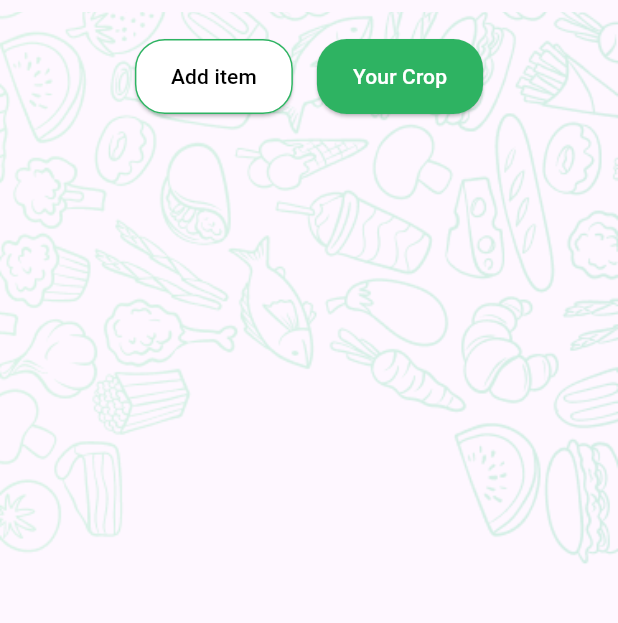
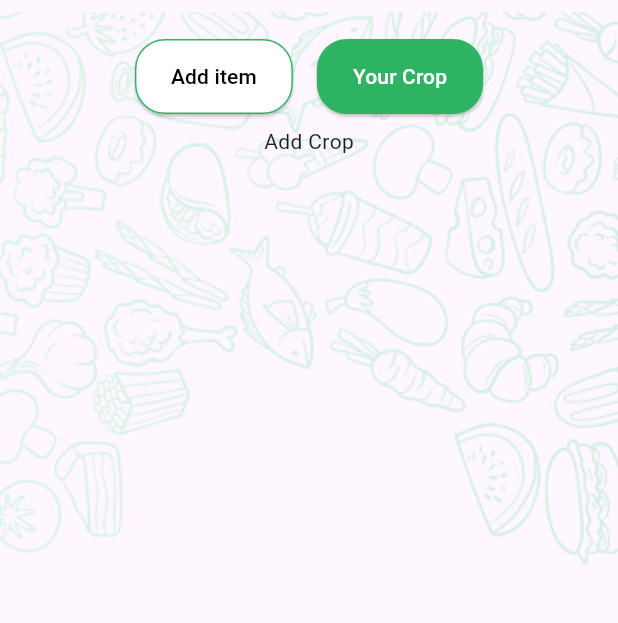
Before and after one commit to Manoj0012/Agromart-Mobile-Application, a Flutter app: the Additempage screen opened directly, on a phone screen of 412 x 824 dp, the part 72-695 px from its top. Run offline on Flutter 3.47's test engine with Material 3 defaults, Android fonts, the phone set to English and light mode, and no system bars; our stand-ins replace another_flushbar, curved_navigation_bar, dio, flutter_bloc, flutter_secure_storage, geocoding and 4 more; accounts and stored records are empty; network calls fail.

Commit message:
Dashboard page

```diff
--- /dev/null
+++ b/Agromart/client/lib/Presentation/AddCropPage.dart
@@ -0,0 +1,10 @@
+import 'package:flutter/widgets.dart';
+
+class Addcroppage extends StatelessWidget {
+  const Addcroppage({super.key});
+
+  @override
+  Widget build(BuildContext context) {
+    return const Text("Add Crop");
+  }
+}
--- a/Agromart/client/lib/Presentation/pages/Additempage.dart
+++ b/Agromart/client/lib/Presentation/pages/Additempage.dart
@@ -1,7 +1,10 @@
+import 'package:client/Presentation/AddCropPage.dart';
 import 'package:client/Presentation/Utiltis/Backgroundimage.dart';
+import 'package:client/Presentation/YourcropPage.dart';
 import 'package:client/Presentation/widgets/CategoryCard.dart';
 import 'package:client/Presentation/widgets/HomeAppbar.dart';
 import 'package:client/bloc/CatergoryNav_bloc.dart';
+import 'package:client/bloc/Dashboard_bloc.dart';
 import 'package:flutter/material.dart';
 import 'package:flutter_bloc/flutter_bloc.dart';
 
@@ -38,6 +41,9 @@ class _AdditempageState extends State<Additempage> {
                         context
                             .read<CatergorynavBloc>()
                             .add(CatergorynavEvent(key: 5));
+                        context
+                            .read<DashboardBloc>()
+                            .add(DashboardSwitchEvent(key: 5));
                       },
                       indexkey: 5),
                   Categorycard(
@@ -46,11 +52,26 @@ class _AdditempageState extends State<Additempage> {
                         context
                             .read<CatergorynavBloc>()
                             .add(CatergorynavEvent(key: 6));
+                        context
+                            .read<DashboardBloc>()
+                            .add(DashboardSwitchEvent(key: 6));
                       },
                       indexkey: 6)
                 ],
               ),
-              // Expanded(child:,)
+              Expanded(
+                child: BlocBuilder<DashboardBloc, DashboardState>(
+                  builder: (context, state) {
+                    if (state is DashboardAdditemState) {
+                      return const Addcroppage();
+                    }
+                    if (state is DashboardYourCropState) {
+                      return const Yourcroppage();
+                    }
+                    return const Text("404");
+                  },
+                ),
+              )
             ],
           ),
         ),
--- /dev/null
+++ b/Agromart/client/lib/bloc/Dashboard_bloc.dart
@@ -0,0 +1,31 @@
+import 'package:flutter_bloc/flutter_bloc.dart';
+
+class DashboardBloc extends Bloc<DashboardEvent, DashboardState> {
+  DashboardBloc() : super(DashboardAdditemState()) {
+    on<DashboardSwitchEvent>((event, emit) {
+      int index = event.key;
+      if (index == 5) {
+        return emit(DashboardAdditemState());
+      }
+      if (index == 6) {
+        return emit(DashboardYourCropState());
+      }
+      emit(DashboardErrorState());
+    });
+  }
+}
+
+class DashboardState {}
+
+class DashboardYourCropState extends DashboardState {}
+
+class DashboardAdditemState extends DashboardState {}
+
+class DashboardErrorState extends DashboardState {}
+
+class DashboardEvent {}
+
+class DashboardSwitchEvent extends DashboardEvent {
+  final int key;
+  DashboardSwitchEvent({required this.key});
+}
--- a/Agromart/client/lib/main.dart
+++ b/Agromart/client/lib/main.dart
@@ -3,6 +3,7 @@ import 'package:client/Presentation/Onboarding_ui.dart';
 import 'package:client/bloc/BottomNav_bloc.dart';
 import 'package:client/bloc/CatergoryNav_bloc.dart';
 import 'package:client/bloc/Catergory_bloc.dart';
+import 'package:client/bloc/Dashboard_bloc.dart';
 import 'package:client/bloc/Field_bloc.dart';
 import 'package:client/bloc/Login_bloc.dart';
 import 'package:client/bloc/Onboarding_bloc.dart';
@@ -43,7 +44,8 @@ class MyApp extends StatelessWidget {
         BlocProvider(create: (context) => UserBloc()),
         BlocProvider(create: (context) => BottomnavBloc()),
         BlocProvider(create: (context) => CatergorynavBloc()),
-        BlocProvider(create: (context) => CatergoryBloc())
+        BlocProvider(create: (context) => CatergoryBloc()),
+        BlocProvider(create: (context) => DashboardBloc())
       ],
       child: MaterialApp(
         home: const OnboardingUi(),
```
Also changed, not shown: Agromart/client/lib/Presentation/YourcropPage.dart (added, +21 -0 lines).
